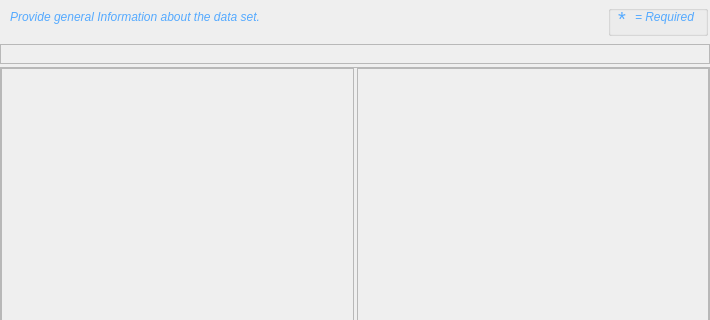
The window that pymdwizard/gui/ui_files/idinfo.ui (DOI-USGS/fort-pymdwizard) describes before a commit, drawn with Qt 5; both pictures show x 0 to 710 and y 0 to 320 of the 710 by 845 pixel window.
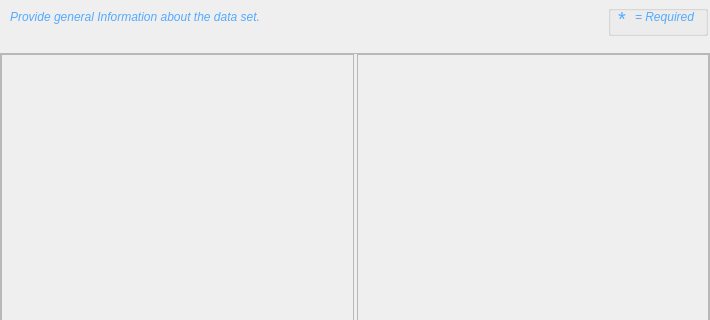
The same window after the commit.

Commit message: Idinfo layout fix extra space

What changed in the file:
```diff
--- a/pymdwizard/gui/ui_files/idinfo.ui
+++ b/pymdwizard/gui/ui_files/idinfo.ui
@@ -329,12 +329,27 @@
            <item>
             <widget class="QFrame" name="frame_citation">
              <property name="frameShape">
-              <enum>QFrame::StyledPanel</enum>
+              <enum>QFrame::NoFrame</enum>
              </property>
              <property name="frameShadow">
-              <enum>QFrame::Raised</enum>
+              <enum>QFrame::Plain</enum>
+             </property>
+             <property name="lineWidth">
+              <number>3</number>
              </property>
              <layout class="QVBoxLayout" name="verticalLayout_6">
+              <property name="leftMargin">
+               <number>3</number>
+              </property>
+              <property name="topMargin">
+               <number>3</number>
+              </property>
+              <property name="rightMargin">
+               <number>3</number>
+              </property>
+              <property name="bottomMargin">
+               <number>3</number>
+              </property>
               <item>
                <spacer name="verticalSpacer_3">
                 <property name="orientation">
@@ -405,7 +420,7 @@
                     <enum>Qt::Vertical</enum>
                    </property>
                    <property name="sizeType">
-                    <enum>QSizePolicy::MinimumExpanding</enum>
+                    <enum>QSizePolicy::Expanding</enum>
                    </property>
                    <property name="sizeHint" stdset="0">
                     <size>
```
The commit also changes 2 other files.
